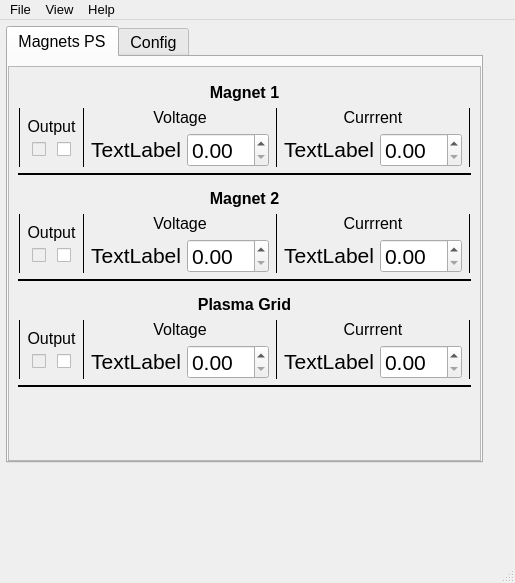
Qt form Magnets_UI.ui (salinsalins/TDKLambda) before a commit.
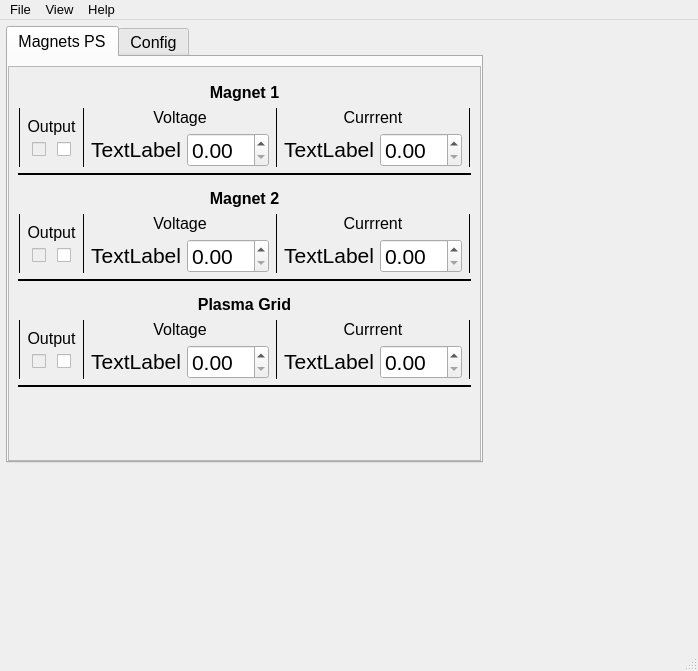
The same form after that commit. Icons and pictures are not drawn.

The edit to the form file:
```diff
--- a/Magnets_UI.ui
+++ b/Magnets_UI.ui
@@ -6,8 +6,8 @@
    <rect>
     <x>0</x>
     <y>0</y>
-    <width>515</width>
-    <height>583</height>
+    <width>698</width>
+    <height>671</height>
    </rect>
   </property>
   <property name="sizePolicy">
@@ -1817,7 +1817,7 @@
     <rect>
      <x>0</x>
      <y>0</y>
-     <width>515</width>
+     <width>698</width>
      <height>34</height>
     </rect>
    </property>
```
Left out of the diff: 8 changed lines with no effect on the pictures.
